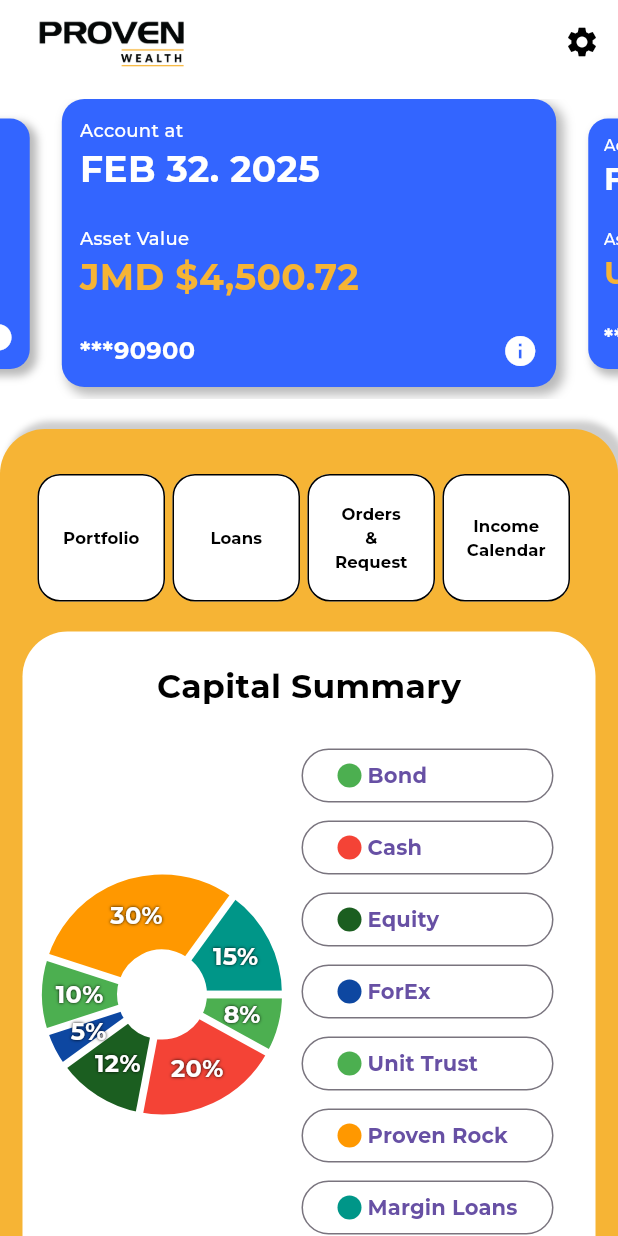
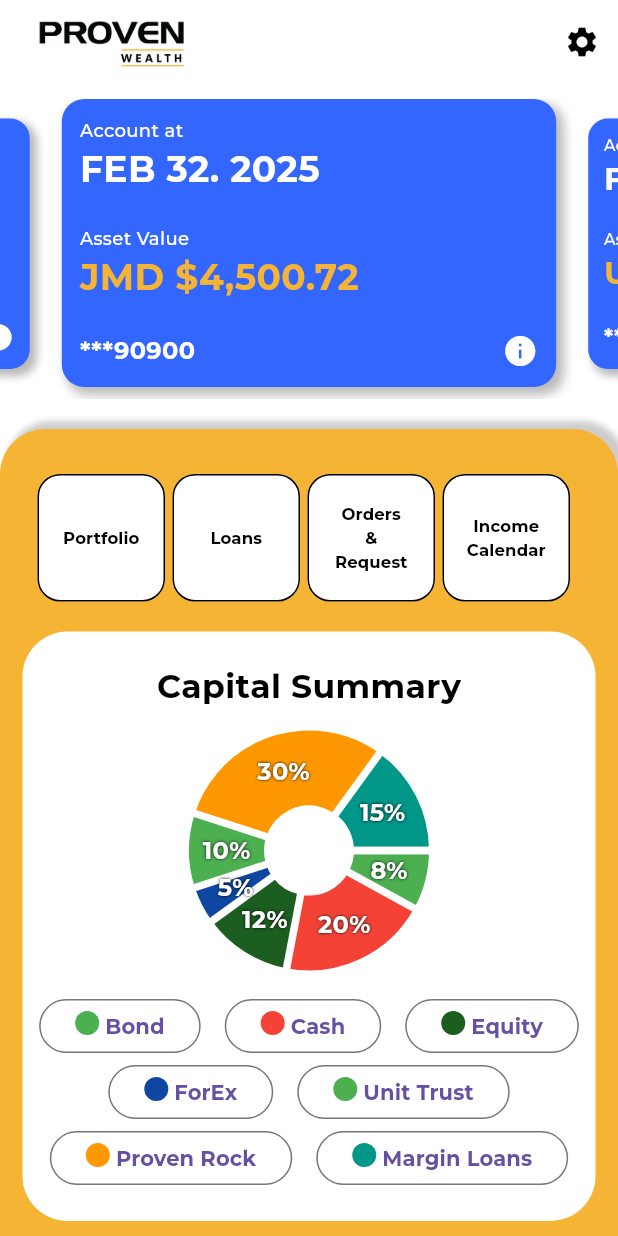
Before and after one commit to sirrom2005/proven_wealth, a Flutter app: the AccountHome screen opened directly, on a phone screen of 412 x 824 dp. Run offline on Flutter 3.47's test engine with Material 3 defaults, Android fonts, the phone set to English and light mode, and no system bars; drawn by our look-alikes of carousel_slider, fl_chart, loading_overlay; our stand-ins replace cached_network_image, flutter_widget_from_html, get_it, pull_to_refresh, shared_preferences; accounts and stored records are empty.

Commit message:
update pie chart

```diff
--- a/lib/Screens/PieChart.dart
+++ b/lib/Screens/PieChart.dart
@@ -1,6 +1,7 @@
 import 'package:fl_chart/fl_chart.dart';
 import 'package:flutter/material.dart';
 import '../Models/ChartData.dart';
+import 'AccountDetail.dart';
 
 int touchedIndex = -1;
 
@@ -27,12 +28,12 @@
   @override
   Widget build(BuildContext context) {
     chartData = widget.pieChartData;
-
-    return AspectRatio(
-      aspectRatio: 1,
-      child: Row(
+    return Column(
       children: <Widget>[
-          Expanded(
+        //Text('data')
+        SizedBox(
+          height:190,
+          width: double.infinity,
           child: PieChart(
             PieChartData(
               pieTouchData: PieTouchData(
@@ -55,25 +56,20 @@
             ),
           ),
         ),
-          Column(
-            mainAxisAlignment: MainAxisAlignment.center,
-            crossAxisAlignment: CrossAxisAlignment.start,
+        SizedBox(
+          width: double.infinity,
+          child: Wrap(
+            alignment: WrapAlignment.center,
             children: chartData.map((ele) =>
-              Padding(
-                padding: const EdgeInsets.fromLTRB(0, 0, 0, 4),
-                child: Indicator(
+              Indicator(
                 color: ele.color,
                 text: ele.title,
                 isSquare: false,
-                ),
               )
             ).toList()
           ),
-          const SizedBox(
-            width: 28,
-          ),
+        )
       ],
-      ),
     );
   }
 
@@ -121,15 +117,14 @@
 
   @override
   Widget build(BuildContext context) {
-    return Row(
-      children: <Widget>[
-        OutlinedButton(
-          onPressed: () {  },
+    return Padding(
+      padding: const EdgeInsets.fromLTRB(8, 0, 8, 0),
+      child: OutlinedButton(
         style: ButtonStyle(
           alignment: Alignment.centerLeft,
           visualDensity: VisualDensity.comfortable
         ),
-          child: Row(
+        child: Wrap(
           children: [
             Container(
               width: size,
@@ -140,21 +135,22 @@
               ),
             ),
             const SizedBox(width: 4),
-              SizedBox(
-                width: 100,
-                child: Text(
+            Text(
               text,
               style: TextStyle(
                 fontSize: 14,
                 fontWeight: FontWeight.bold,
                 color: textColor,
               ),
-                ),
-              ),
+            )
           ],
         ),
-        )
-      ],
+        onPressed: () {
+          Navigator.push(context,
+            MaterialPageRoute(builder: (context) => const AccountDetail()),
+          );
+        },
+      ),
     );
   }
 }
```
Lines whose indentation alone changed are shown as unchanged.
